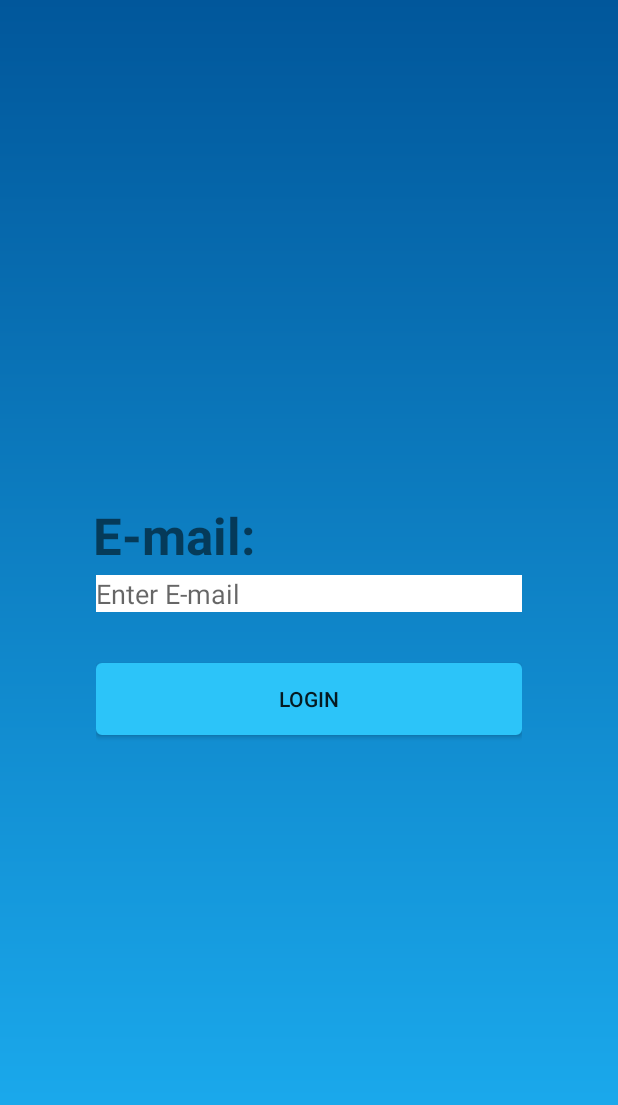
After one commit to M0-AR/SportEvent_Project, an Android app: the layout fragment_login_email.xml on its own in the app's theme, with its tools: preview values and no code run, on a phone screen of 412 x 824 dp. The commit adds this screen. Shown: the top 1105 px of the screen. Run offline under Robolectric (Android 15) with nearby library versions, the phone set to English and light mode, and no system bars.

Commit message:
Login for user and organizer by e-mail

```diff
--- a/app/src/main/res/layout/fragment_login.xml
+++ b/app/src/main/res/layout/fragment_login.xml
@@ -15,7 +15,7 @@
         android:layout_gravity="center"
         android:layout_width="wrap_content"
         android:layout_height="wrap_content"
-        android:src="@drawable/login" />
+        />
 
     <LinearLayout
         android:layout_margin="64dp"
@@ -25,6 +25,7 @@
         android:layout_height="match_parent">
 
         <Button
+            android:id="@+id/orgLoginButton"
             android:layout_marginBottom="32dp"
             android:layout_width="match_parent"
             android:layout_height="wrap_content"
@@ -33,6 +34,7 @@
 
 
         <Button
+            android:id="@+id/userLoginButton"
             android:layout_marginBottom="32dp"
             android:layout_width="match_parent"
             android:layout_height="wrap_content"
--- /dev/null
+++ b/app/src/main/res/layout/fragment_login_email.xml
@@ -0,0 +1,45 @@
+<?xml version="1.0" encoding="utf-8"?>
+<LinearLayout xmlns:android="http://schemas.android.com/apk/res/android"
+    xmlns:app="http://schemas.android.com/apk/res-auto"
+    xmlns:tools="http://schemas.android.com/tools"
+    android:layout_width="match_parent"
+    android:layout_height="match_parent"
+    android:background="@drawable/bg"
+    android:orientation="vertical"
+    tools:context=".LoginEmail">
+
+    <LinearLayout
+        android:layout_width="match_parent"
+        android:layout_height="match_parent"
+        android:layout_margin="64dp"
+        android:gravity="center"
+        android:orientation="vertical">
+
+        <TextView
+            android:layout_marginBottom="4dp"
+            android:textSize="34dp"
+            android:textStyle="bold"
+            android:layout_marginRight="90dp"
+            android:layout_width="wrap_content"
+            android:layout_height="wrap_content"
+            android:text="E-mail:" />
+
+        <EditText
+            android:layout_marginBottom="34dp"
+            android:id="@+id/emailInput"
+            android:hint="@string/enter_e_mail"
+            android:layout_width="match_parent"
+            android:layout_height="wrap_content"
+            android:background="@color/white"/>
+
+
+        <Button
+            android:layout_width="match_parent"
+            android:layout_height="wrap_content"
+            android:background="@drawable/button"
+            android:gravity="center"
+            android:text="@string/login_button" />
+
+    </LinearLayout>
+
+</LinearLayout>
--- a/app/src/main/res/values/strings.xml
+++ b/app/src/main/res/values/strings.xml
@@ -10,4 +10,6 @@
     <string name="organizer_login">OrganizerLogin</string>
     <string name="user_login">UserLogin</string>
     <string name="sign_up">Signup</string>
+    <string name="login_button">Login</string>
+    <string name="enter_e_mail">Enter E-mail</string>
 </resources>
```
Also changed, not shown: app/src/main/AndroidManifest.xml (+7 -2 lines), app/src/main/java/com/example/sportevent/Login.java (+34 -2 lines), app/src/main/java/com/example/sportevent/LoginEmail.java (added, +19 -0 lines), app/src/main/res/navigation/nav_graph.xml (+10 -1 lines).
